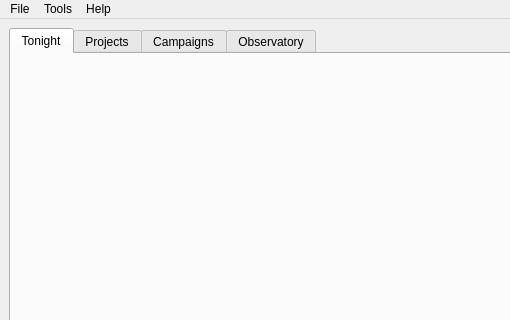
The window that nightscribe/gui/ui/main_window.ui (irydeo/nightscribe) describes before a commit, drawn with Qt 5; both pictures show x 0 to 510 and y 0 to 320 of the 1200 by 800 pixel window.
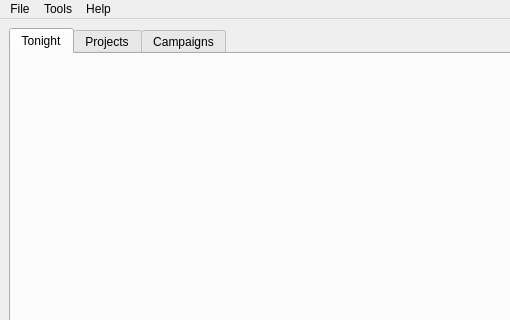
The same window after the commit.

Commit message: feat(gui): the Observatory tab retires; the Capture step owns CCDciel and the plan auto-saves (ADR-043)

```diff
--- a/nightscribe/gui/ui/main_window.ui
+++ b/nightscribe/gui/ui/main_window.ui
@@ -22,9 +22,6 @@
       <widget class="QWidget" name="tab_campaigns">
        <attribute name="title"><string>Campaigns</string></attribute>
       </widget>
-      <widget class="QWidget" name="tab_observatory">
-       <attribute name="title"><string>Observatory</string></attribute>
-      </widget>
      </widget>
     </item>
    </layout>
```
The commit also changes 17 other files.
